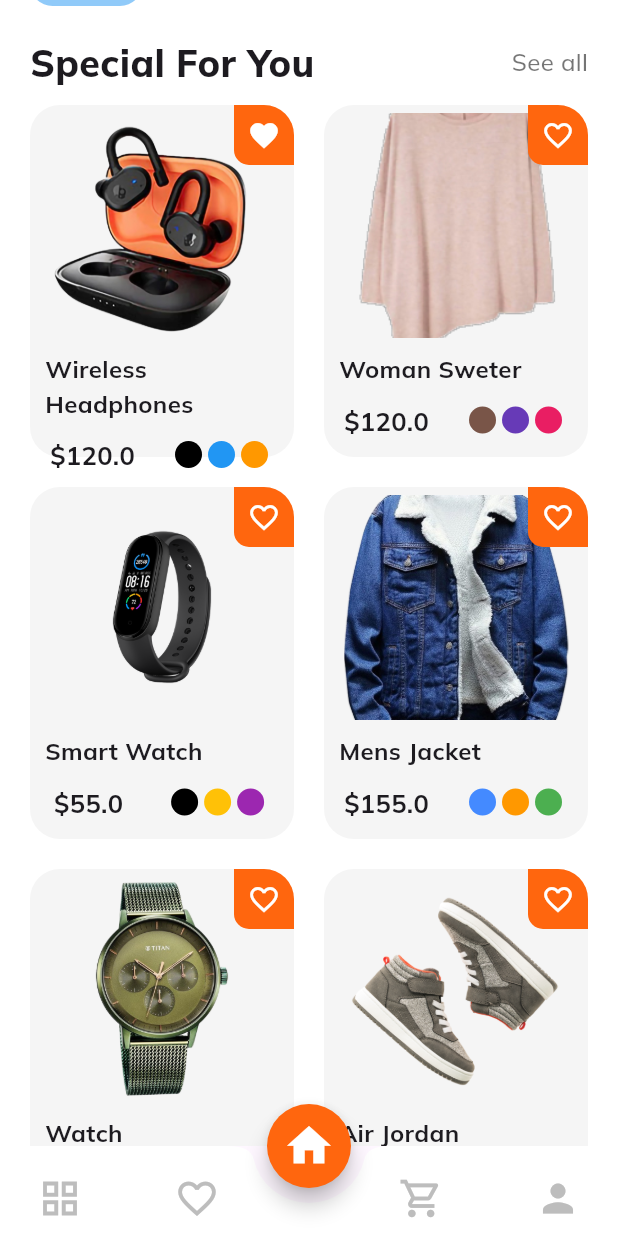
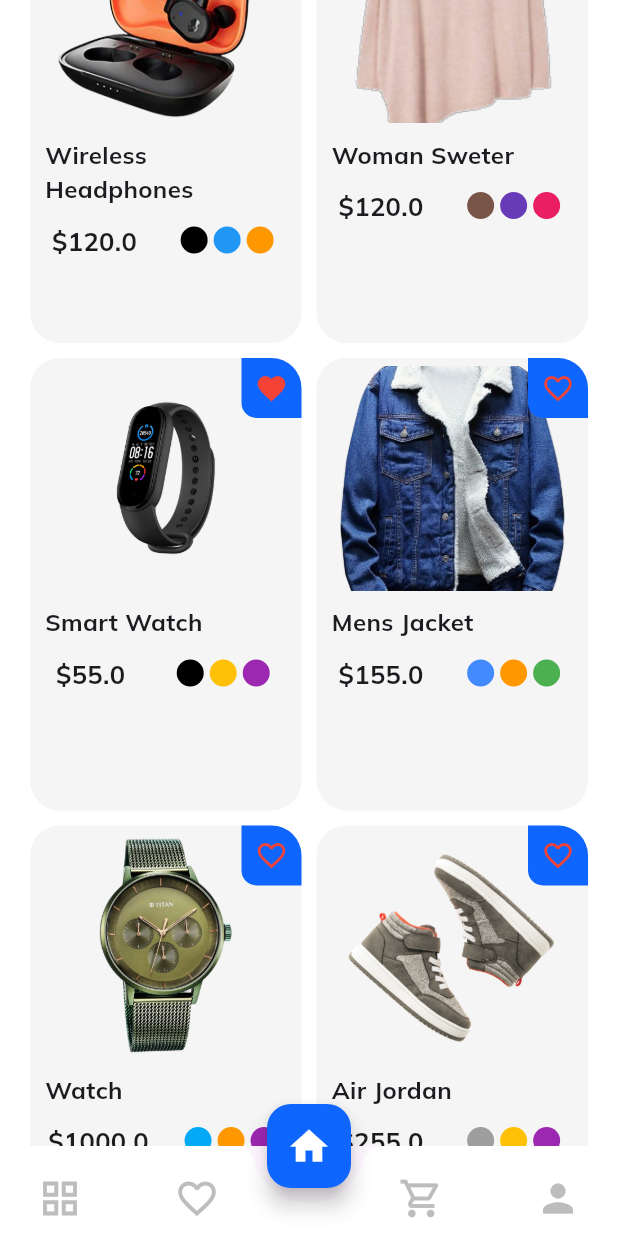
Before and after one commit to tikendrasinha/flutter_demo, a Flutter app: the screen it shows after launch, scrolled down 576 dp, after a tap on the "favorite outline" icon, on a phone screen of 412 x 824 dp. Run offline on Flutter 3.47's test engine with Material 3 defaults, Android fonts, the phone set to English and light mode, and no system bars; our stand-ins replace google_fonts.

Commit message:
second commit

```diff
--- a/lib/constants.dart
+++ b/lib/constants.dart
@@ -1,4 +1,4 @@
 import 'package:flutter/material.dart';
 
 const kcontentColor = Color(0xffF5F5F5);
-const kprimaryColor = Color(0xffff660e);
+const kprimaryColor = Color(0xff0e66ff);
--- a/lib/screens/Home/Widget/image_slider.dart
+++ b/lib/screens/Home/Widget/image_slider.dart
@@ -14,7 +14,7 @@ class ImageSlider extends StatelessWidget {
     return Stack(
       children: [
         SizedBox(
-          height: 220,
+          height: 200,
           width: double.infinity,
           child: ClipRRect(
             borderRadius: BorderRadius.circular(15),
@@ -35,6 +35,14 @@ class ImageSlider extends StatelessWidget {
                 Image.asset(
                   "images/slider3.png",
                   fit: BoxFit.cover,
+                ),
+                Image.asset(
+                  "images/slider.jpg",
+                  fit: BoxFit.cover,
+                ),
+                Image.asset(
+                  "images/image1.png",
+                  fit: BoxFit.cover,
                 )
               ],
             ),
@@ -46,8 +54,7 @@ class ImageSlider extends StatelessWidget {
             alignment: Alignment.bottomCenter,
             child: Row(
               mainAxisAlignment: MainAxisAlignment.center,
-              children: List.generate(
-                5,
+              children: List.generate(5,
                     (index) => AnimatedContainer(
                   duration: const Duration(microseconds: 300),
                   width: currentSlide == index ? 15 : 8,
--- a/lib/screens/Home/Widget/product_cart.dart
+++ b/lib/screens/Home/Widget/product_cart.dart
@@ -106,7 +106,7 @@ class ProductCard extends StatelessWidget {
                       provider.isExist(product)
                           ? Icons.favorite
                           : Icons.favorite_border,
-                      color: Colors.white,
+                      color: Colors.red,
                       size: 22,
                     ),
                   ),
--- a/lib/screens/Home/Widget/search_bar.dart
+++ b/lib/screens/Home/Widget/search_bar.dart
@@ -7,7 +7,7 @@ class MySearchBAR extends StatelessWidget {
   @override
   Widget build(BuildContext context) {
     return Container(
-      height: 55,
+      height: 45,
       width: double.infinity,
       decoration: BoxDecoration(
         color: kcontentColor,
--- a/lib/screens/Home/home_screen.dart
+++ b/lib/screens/Home/home_screen.dart
@@ -19,13 +19,9 @@ class _HomeScreenState extends State<HomeScreen> {
   int selectedIndex = 0;
   @override
   Widget build(BuildContext context) {
-    List<List<Product>> selectcategories = [
-      all,
-      shoes,
-      beauty,
-      womenFashion,
-      jewelry,
-      menFashion
+    List<List<Product>>
+    selectcategories = [
+      all, shoes, beauty, womenFashion, jewelry, menFashion
     ];
     return Scaffold(
       backgroundColor: Colors.white,
@@ -35,10 +31,10 @@ class _HomeScreenState extends State<HomeScreen> {
           child: Column(
             crossAxisAlignment: CrossAxisAlignment.start,
             children: [
-              const SizedBox(height: 35),
+              const SizedBox(height: 5),
               // for custom appbar
-              const CustomAppBar(),
-              const SizedBox(height: 20),
+              //const CustomAppBar(),
+              const SizedBox(height: 2),
               // for search bar
               const MySearchBAR(),
               const SizedBox(height: 20),
@@ -79,16 +75,18 @@ class _HomeScreenState extends State<HomeScreen> {
                   ],
                 ),
               // for shopping items
-              const SizedBox(height: 10),
+              const SizedBox(height: 5),
               GridView.builder(
                 padding: EdgeInsets.zero,
                 physics: const NeverScrollableScrollPhysics(),
                 shrinkWrap: true,
+
+
                 gridDelegate: const SliverGridDelegateWithFixedCrossAxisCount(
                     crossAxisCount: 2,
-                    childAspectRatio: 0.75,
-                    crossAxisSpacing: 20,
-                    mainAxisSpacing: 20),
+                    childAspectRatio: 0.60,
+                    crossAxisSpacing: 10,
+                    mainAxisSpacing: 10),
                 itemCount: selectcategories[selectedIndex].length,
                 itemBuilder: (context, index) {
                   return ProductCard(
@@ -122,14 +120,14 @@ class _HomeScreenState extends State<HomeScreen> {
               decoration: BoxDecoration(
                 borderRadius: BorderRadius.circular(15),
                 color: selectedIndex == index
-                    ? Colors.blue[200]
+                    ? Colors.yellow[200]
                     : Colors.transparent,
               ),
               child: Column(
                 children: [
                   Container(
-                    height: 65,
-                    width: 65,
+                    height: 60,
+                    width: 60,
                     decoration: BoxDecoration(
                       shape: BoxShape.circle,
                       image: DecorationImage(
--- a/lib/screens/Profile/profile.dart
+++ b/lib/screens/Profile/profile.dart
@@ -24,9 +24,9 @@ class Profile extends StatelessWidget {
                   borderRadius: BorderRadius.circular(15),
                 ),
                 child: Container(
-                  height: size.height * 0.4,
+                  height: size.height * 0.6,
                   padding:
-                  const EdgeInsets.symmetric(horizontal: 8, vertical: 15),
+                  const EdgeInsets.symmetric(horizontal: 8, vertical: 10),
                   child: Column(
                     children: [
                       Padding(
@@ -104,7 +104,7 @@ class Profile extends StatelessWidget {
                             ),
                             const SizedBox(height: 10),
                             const Text(
-                              "Winnie Vasquez",
+                              "Tikendra Sinha",
                               style: TextStyle(
                                 fontWeight: FontWeight.w800,
                                 fontSize: 35,
@@ -118,7 +118,7 @@ class Profile extends StatelessWidget {
                                   color: Colors.black45),
                             ),
                             const SizedBox(
-                              height: 15,
+                              height: 5,
                             ),
                             const Text(
                               "A Flutter developer is a software engineer who has proficiency with the Flutter framework to develop mobile, web,",
@@ -157,7 +157,7 @@ class Profile extends StatelessWidget {
 
   SizedBox friendAndMore(title, number) {
     return SizedBox(
-      width: 110,
+      width: 100,
       child: Column(
         children: [
           Text(
@@ -171,7 +171,7 @@ class Profile extends StatelessWidget {
             number,
             style: const TextStyle(
               fontWeight: FontWeight.bold,
-              fontSize: 25,
+              fontSize: 20,
               color: Colors.black,
             ),
           )
--- a/lib/screens/nav_bar_screen.dart
+++ b/lib/screens/nav_bar_screen.dart
@@ -31,12 +31,12 @@ class _BottomNavBarState extends State<BottomNavBar> {
 
           });
         },
-        shape: const CircleBorder(),
+     //   shape: const CircleBorder(),
         backgroundColor: kprimaryColor,
         child: const Icon(
           Icons.home,
           color: Colors.white,
-          size: 35,
+          size: 30,
         ),
       ),
       floatingActionButtonLocation: FloatingActionButtonLocation.centerDocked,
```
